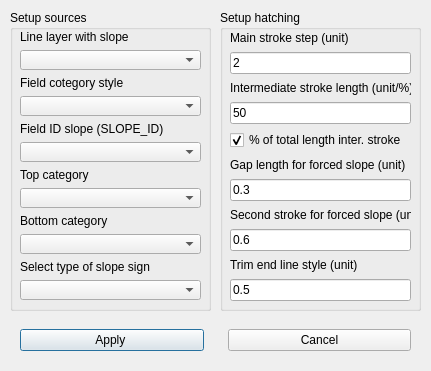
Above: slope_generator_dialog_base.ui from santerr80/slope_generator before the change. Below: the same form after it.
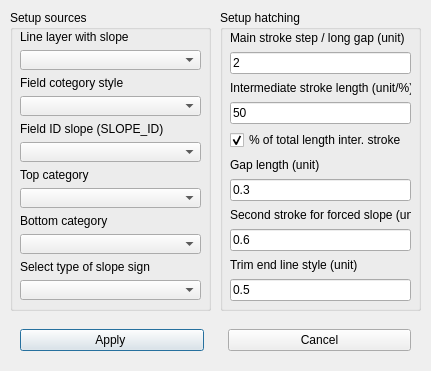
That is the form after the change. Custom widgets are drawn as their Qt base class.

Commit message:
Enhance README and codebase for Mineral resource slope support
- Added "Mineral resource slope" type to README, including detailed description and examples.
- Updated slope expressions to implement the new slope type with appropriate QGIS expressions.
- Modified UI labels for clarity regarding main stroke step and gap length.
- Improved error and success messages in SlopeGeneratorDialog for better user feedback.
- Updated index.rst to reflect new capabilities and parameter descriptions related to the mineral resource slope.

What changed in the file:
```diff
--- a/slope_generator_dialog_base.ui
+++ b/slope_generator_dialog_base.ui
@@ -179,7 +179,7 @@
      <item>
       <widget class="QLabel" name="mainStrokeStep">
        <property name="text">
-        <string>Main stroke step (unit)</string>
+        <string>Main stroke step / long gap (unit)</string>
        </property>
       </widget>
      </item>
@@ -217,7 +217,7 @@
      <item>
       <widget class="QLabel" name="gapLength">
        <property name="text">
-        <string>Gap length for forced slope (unit)</string>
+        <string>Gap length (unit)</string>
        </property>
       </widget>
      </item>
```
The commit also changes 4 other files.
